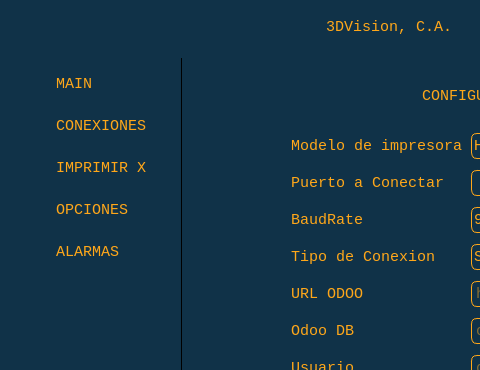
Old version of the form views/main_window.ui in the repository issaiassalas/tdv_spooler; both pictures show x 0 to 480 and y 0 to 370 of the 800 by 600 pixel window.
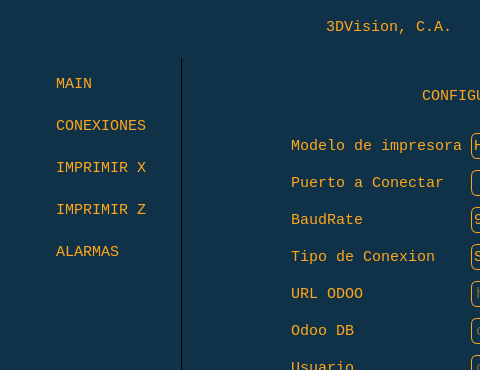
New version of the form. Icons and pictures are not drawn.

```diff
--- a/views/main_window.ui
+++ b/views/main_window.ui
@@ -534,7 +534,7 @@
              <item row="3" column="1">
               <widget class="QLabel" name="label_8">
                <property name="text">
-                <string>OPCIONES</string>
+                <string>IMPRIMIR Z</string>
                </property>
               </widget>
              </item>
```
Left out of the diff: 4 changed lines with no effect on the pictures.
